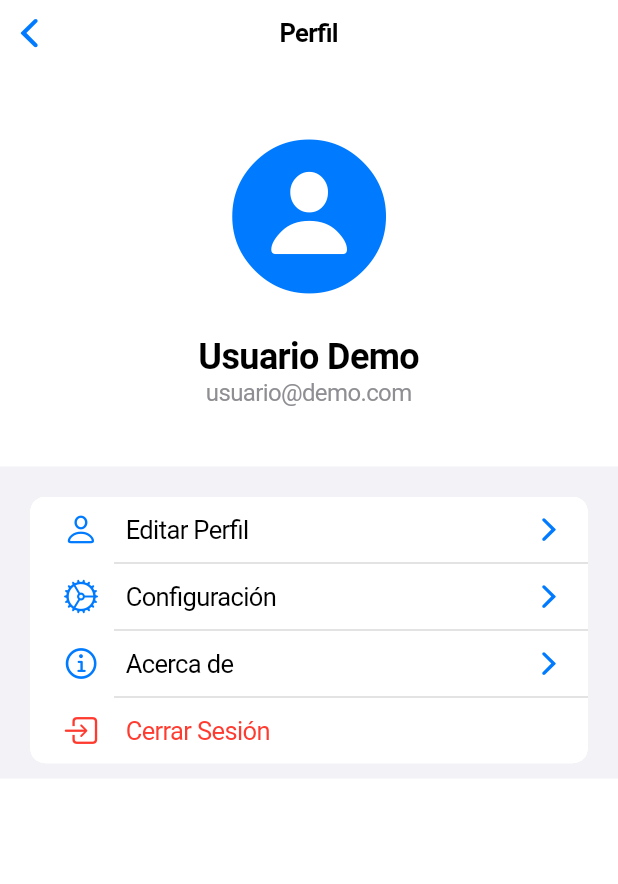
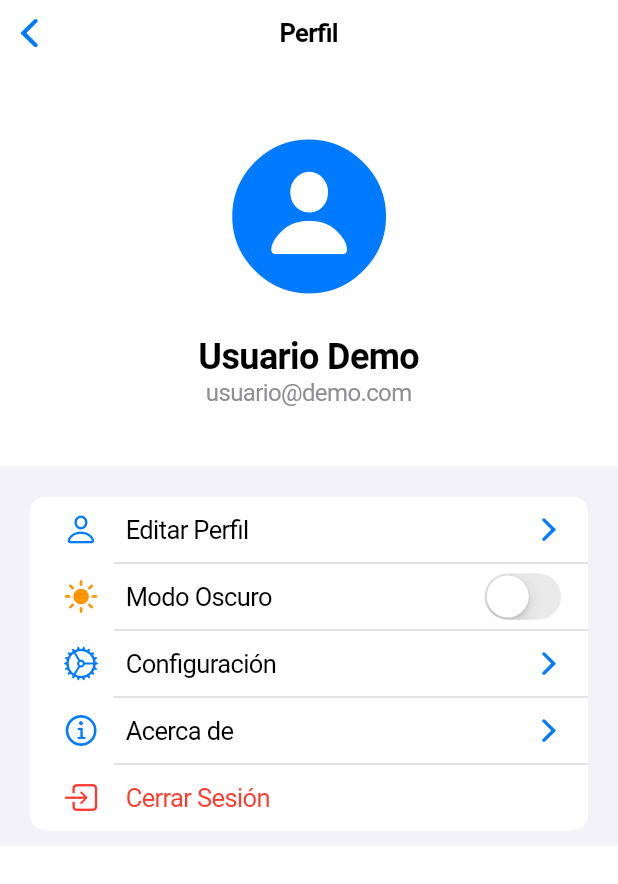
Before and after one commit to DylanQL/Lab-11_--_Lab-12, a Flutter app: the ProfileView screen opened directly, on a phone screen of 412 x 824 dp. Shown: the top 884 px of the screen. Run offline on Flutter 3.47's test engine with Material 3 defaults, Android fonts, the phone set to English and light mode, and no system bars.

Commit message:
añadiendo modo oscuro

```diff
--- a/lib/main.dart
+++ b/lib/main.dart
@@ -1,21 +1,61 @@
 import 'package:flutter/cupertino.dart';
 import 'package:flutter/material.dart';
+
+// Theme Provider using InheritedWidget
+class ThemeProvider extends InheritedWidget {
+  final bool isDarkMode;
+  final VoidCallback toggleTheme;
+
+  const ThemeProvider({
+    super.key,
+    required this.isDarkMode,
+    required this.toggleTheme,
+    required super.child,
+  });
+
+  static ThemeProvider? of(BuildContext context) {
+    return context.dependOnInheritedWidgetOfExactType<ThemeProvider>();
+  }
+
+  @override
+  bool updateShouldNotify(ThemeProvider oldWidget) {
+    return isDarkMode != oldWidget.isDarkMode;
+  }
+}
 
 void main() {
   runApp(const MyApp());
 }
 
-class MyApp extends StatelessWidget {
+class MyApp extends StatefulWidget {
   const MyApp({super.key});
 
   @override
+  State<MyApp> createState() => _MyAppState();
+}
+
+class _MyAppState extends State<MyApp> {
+  bool _isDarkMode = false;
+
+  void _toggleTheme() {
+    setState(() {
+      _isDarkMode = !_isDarkMode;
+    });
+  }
+
+  @override
   Widget build(BuildContext context) {
-    return CupertinoApp(
-      title: 'Flutter Cupertino Demo',
-      theme: const CupertinoThemeData(
-        primaryColor: CupertinoColors.systemBlue,
+    return ThemeProvider(
+      isDarkMode: _isDarkMode,
+      toggleTheme: _toggleTheme,
+      child: CupertinoApp(
+        title: 'Flutter Cupertino Demo',
+        theme: CupertinoThemeData(
+          brightness: _isDarkMode ? Brightness.dark : Brightness.light,
+          primaryColor: CupertinoColors.systemBlue,
+        ),
+        home: const LoginView(),
       ),
-      home: const LoginView(),
     );
   }
 }
@@ -194,6 +234,10 @@ class ProfileView extends StatelessWidget {
 
   @override
   Widget build(BuildContext context) {
+    final themeProvider = ThemeProvider.of(context);
+    final isDarkMode = themeProvider?.isDarkMode ?? false;
+    final onThemeToggle = themeProvider?.toggleTheme ?? () {};
+
     return CupertinoPageScaffold(
       navigationBar: const CupertinoNavigationBar(
         middle: Text('Perfil'),
@@ -230,6 +274,17 @@ class ProfileView extends StatelessWidget {
                   title: const Text('Editar Perfil'),
                   trailing: const Icon(CupertinoIcons.forward),
                   onTap: () {},
+                ),
+                CupertinoListTile(
+                  leading: Icon(
+                    isDarkMode ? CupertinoIcons.moon_fill : CupertinoIcons.sun_max_fill,
+                    color: isDarkMode ? CupertinoColors.systemYellow : CupertinoColors.systemOrange,
+                  ),
+                  title: const Text('Modo Oscuro'),
+                  trailing: CupertinoSwitch(
+                    value: isDarkMode,
+                    onChanged: (value) => onThemeToggle(),
+                  ),
                 ),
                 CupertinoListTile(
                   leading: const Icon(CupertinoIcons.settings),
```
